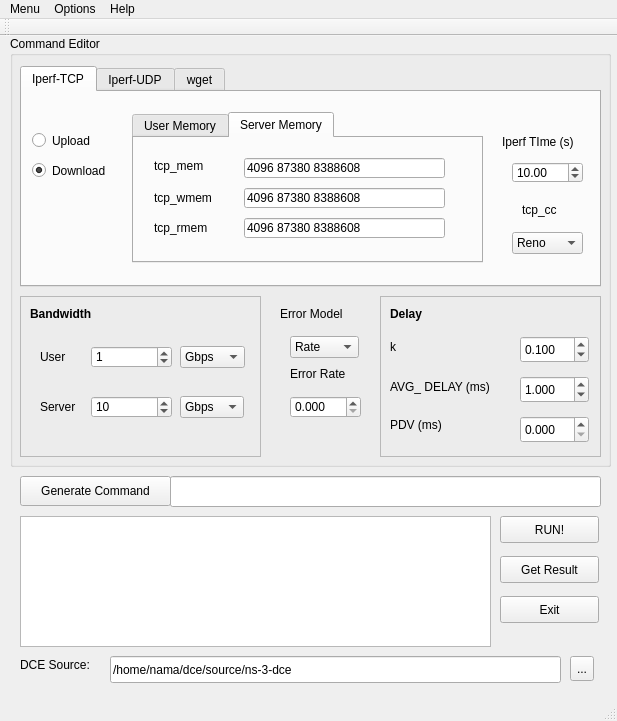
First picture: the form in kupa-gui-2/kupagui.ui, repository anetaaneta/kupakupa, before the edit.
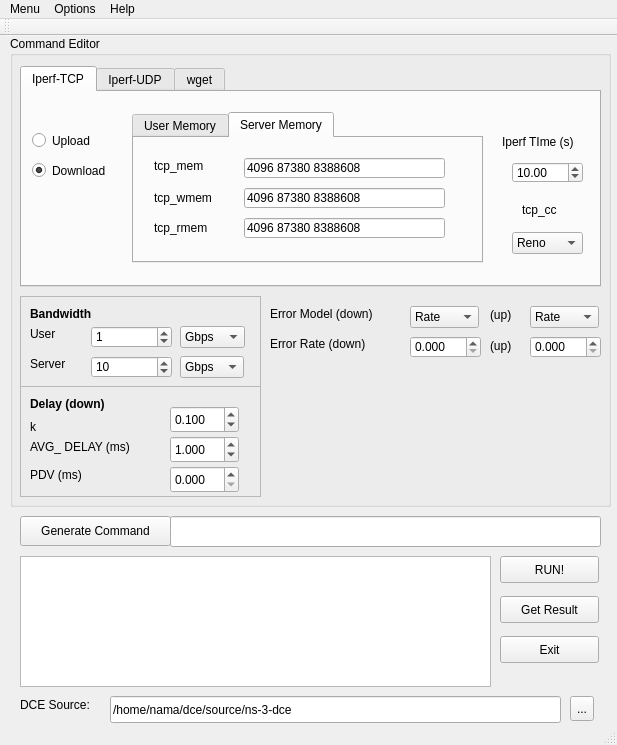
Second picture: the form after the edit.

Commit message: add parsing xml for error rate and error model

Patch:
```diff
--- a/kupa-gui-2/kupagui.ui
+++ b/kupa-gui-2/kupagui.ui
@@ -7,7 +7,7 @@
     <x>0</x>
     <y>0</y>
     <width>617</width>
-    <height>721</height>
+    <height>745</height>
    </rect>
   </property>
   <property name="windowTitle">
@@ -20,7 +20,7 @@
       <x>10</x>
       <y>0</y>
       <width>601</width>
-      <height>431</height>
+      <height>471</height>
      </rect>
     </property>
     <property name="toolTip">
@@ -958,8 +958,8 @@
     <widget class="QComboBox" name="error_model">
      <property name="geometry">
       <rect>
-       <x>280</x>
-       <y>300</y>
+       <x>400</x>
+       <y>270</y>
        <width>69</width>
        <height>22</height>
       </rect>
@@ -981,8 +981,8 @@
     <widget class="QDoubleSpinBox" name="error_rate">
      <property name="geometry">
       <rect>
-       <x>280</x>
-       <y>360</y>
+       <x>400</x>
+       <y>300</y>
        <width>71</width>
        <height>22</height>
       </rect>
@@ -1000,27 +1000,27 @@
     <widget class="QLabel" name="label_9">
      <property name="geometry">
       <rect>
-       <x>270</x>
+       <x>260</x>
        <y>270</y>
-       <width>91</width>
+       <width>141</width>
        <height>16</height>
       </rect>
      </property>
      <property name="text">
-      <string>Error Model</string>
+      <string>Error Model (down)</string>
      </property>
     </widget>
     <widget class="QLabel" name="label_10">
      <property name="geometry">
       <rect>
-       <x>280</x>
-       <y>330</y>
-       <width>71</width>
+       <x>260</x>
+       <y>300</y>
+       <width>131</width>
        <height>16</height>
       </rect>
      </property>
      <property name="text">
-      <string>Error Rate</string>
+      <string>Error Rate (down)</string>
      </property>
     </widget>
     <widget class="QFrame" name="frame">
@@ -1029,7 +1029,7 @@
        <x>10</x>
        <y>260</y>
        <width>241</width>
-       <height>161</height>
+       <height>91</height>
       </rect>
      </property>
      <property name="frameShape">
@@ -1042,7 +1042,7 @@
       <property name="geometry">
        <rect>
         <x>160</x>
-        <y>100</y>
+        <y>60</y>
         <width>64</width>
         <height>22</height>
        </rect>
@@ -1065,7 +1065,7 @@
       <property name="geometry">
        <rect>
         <x>160</x>
-        <y>50</y>
+        <y>30</y>
         <width>65</width>
         <height>22</height>
        </rect>
@@ -1088,7 +1088,7 @@
       <property name="geometry">
        <rect>
         <x>71</x>
-        <y>100</y>
+        <y>60</y>
         <width>81</width>
         <height>22</height>
        </rect>
@@ -1100,8 +1100,8 @@
      <widget class="QLabel" name="label_5">
       <property name="geometry">
        <rect>
-        <x>20</x>
-        <y>53</y>
+        <x>10</x>
+        <y>30</y>
         <width>41</width>
         <height>16</height>
        </rect>
@@ -1114,7 +1114,7 @@
       <property name="geometry">
        <rect>
         <x>71</x>
-        <y>50</y>
+        <y>30</y>
         <width>81</width>
         <height>22</height>
        </rect>
@@ -1129,8 +1129,8 @@
      <widget class="QLabel" name="label_6">
       <property name="geometry">
        <rect>
-        <x>20</x>
-        <y>103</y>
+        <x>10</x>
+        <y>60</y>
         <width>61</width>
         <height>16</height>
        </rect>
@@ -1162,10 +1162,10 @@
     <widget class="QFrame" name="frame_6">
      <property name="geometry">
       <rect>
-       <x>370</x>
-       <y>260</y>
-       <width>221</width>
-       <height>161</height>
+       <x>10</x>
+       <y>350</y>
+       <width>241</width>
+       <height>111</height>
       </rect>
      </property>
      <property name="frameShape">
@@ -1190,14 +1190,14 @@
        </font>
       </property>
       <property name="text">
-       <string>Delay</string>
+       <string>Delay (down)</string>
       </property>
      </widget>
      <widget class="QLabel" name="label_21">
       <property name="geometry">
        <rect>
         <x>10</x>
-        <y>120</y>
+        <y>80</y>
         <width>121</width>
         <height>17</height>
        </rect>
@@ -1209,8 +1209,8 @@
      <widget class="QDoubleSpinBox" name="delay_pdv">
       <property name="geometry">
        <rect>
-        <x>140</x>
-        <y>120</y>
+        <x>150</x>
+        <y>80</y>
         <width>69</width>
         <height>27</height>
        </rect>
@@ -1231,8 +1231,8 @@
      <widget class="QDoubleSpinBox" name="avg_delay">
       <property name="geometry">
        <rect>
-        <x>140</x>
-        <y>80</y>
+        <x>150</x>
+        <y>50</y>
         <width>69</width>
         <height>27</height>
        </rect>
@@ -1254,7 +1254,7 @@
       <property name="geometry">
        <rect>
         <x>10</x>
-        <y>80</y>
+        <y>50</y>
         <width>121</width>
         <height>21</height>
        </rect>
@@ -1267,7 +1267,7 @@
       <property name="geometry">
        <rect>
         <x>10</x>
-        <y>40</y>
+        <y>30</y>
         <width>101</width>
         <height>21</height>
        </rect>
@@ -1279,8 +1279,8 @@
      <widget class="QDoubleSpinBox" name="k">
       <property name="geometry">
        <rect>
-        <x>140</x>
-        <y>40</y>
+        <x>150</x>
+        <y>20</y>
         <width>69</width>
         <height>27</height>
        </rect>
@@ -1299,6 +1299,74 @@
       </property>
      </widget>
     </widget>
+    <widget class="QComboBox" name="error_model_2">
+     <property name="geometry">
+      <rect>
+       <x>520</x>
+       <y>270</y>
+       <width>69</width>
+       <height>22</height>
+      </rect>
+     </property>
+     <property name="currentIndex">
+      <number>0</number>
+     </property>
+     <item>
+      <property name="text">
+       <string>Rate</string>
+      </property>
+     </item>
+     <item>
+      <property name="text">
+       <string>Burst</string>
+      </property>
+     </item>
+    </widget>
+    <widget class="QDoubleSpinBox" name="error_rate_2">
+     <property name="geometry">
+      <rect>
+       <x>520</x>
+       <y>300</y>
+       <width>71</width>
+       <height>22</height>
+      </rect>
+     </property>
+     <property name="decimals">
+      <number>3</number>
+     </property>
+     <property name="singleStep">
+      <double>0.001000000000000</double>
+     </property>
+     <property name="value">
+      <double>0.000000000000000</double>
+     </property>
+    </widget>
+    <widget class="QLabel" name="label_2">
+     <property name="geometry">
+      <rect>
+       <x>480</x>
+       <y>270</y>
+       <width>31</width>
+       <height>17</height>
+      </rect>
+     </property>
+     <property name="text">
+      <string>(up)</string>
+     </property>
+    </widget>
+    <widget class="QLabel" name="label_3">
+     <property name="geometry">
+      <rect>
+       <x>480</x>
+       <y>300</y>
+       <width>31</width>
+       <height>20</height>
+      </rect>
+     </property>
+     <property name="text">
+      <string>(up)</string>
+     </property>
+    </widget>
     <zorder>frame</zorder>
     <zorder>tabWidget</zorder>
     <zorder>error_model</zorder>
@@ -1311,7 +1379,7 @@
     <property name="geometry">
      <rect>
       <x>20</x>
-      <y>440</y>
+      <y>480</y>
       <width>151</width>
       <height>30</height>
      </rect>
@@ -1324,7 +1392,7 @@
     <property name="geometry">
      <rect>
       <x>170</x>
-      <y>440</y>
+      <y>480</y>
       <width>431</width>
       <height>31</height>
      </rect>
@@ -1337,7 +1405,7 @@
     <property name="geometry">
      <rect>
       <x>20</x>
-      <y>480</y>
+      <y>520</y>
       <width>471</width>
       <height>131</height>
      </rect>
@@ -1350,7 +1418,7 @@
     <property name="geometry">
      <rect>
       <x>500</x>
-      <y>480</y>
+      <y>520</y>
       <width>99</width>
       <height>27</height>
      </rect>
@@ -1366,7 +1434,7 @@
     <property name="geometry">
      <rect>
       <x>500</x>
-      <y>520</y>
+      <y>560</y>
       <width>99</width>
       <height>27</height>
      </rect>
@@ -1382,7 +1450,7 @@
     <property name="geometry">
      <rect>
       <x>500</x>
-      <y>560</y>
+      <y>600</y>
       <width>99</width>
       <height>27</height>
      </rect>
@@ -1395,7 +1463,7 @@
     <property name="geometry">
      <rect>
       <x>20</x>
-      <y>620</y>
+      <y>660</y>
       <width>81</width>
       <height>17</height>
      </rect>
@@ -1408,7 +1476,7 @@
     <property name="geometry">
      <rect>
       <x>110</x>
-      <y>620</y>
+      <y>660</y>
       <width>451</width>
       <height>27</height>
      </rect>
@@ -1430,7 +1498,7 @@
     <property name="geometry">
      <rect>
       <x>570</x>
-      <y>620</y>
+      <y>660</y>
       <width>24</width>
       <height>25</height>
      </rect>
```
Left out of the diff: 4 changed lines with no effect on the pictures. The commit also changes 8 other files.
